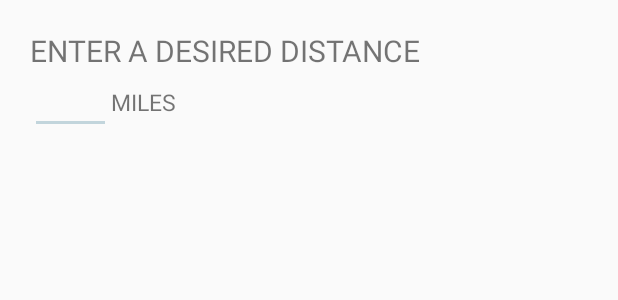
After one commit to hot4/Strollers, an Android app: the layout activity_route_options.xml on its own in the app's theme, with its tools: preview values and no code run, on a phone screen of 412 x 824 dp. The commit adds this screen. Shown: the top 300 px of the screen. Run offline under Robolectric (Android 15) with nearby library versions, the phone set to English and light mode, and no system bars.

Commit message:
SelectRoute - Created Constants class needed for RouteType -> RouteOptions intents - Implemented onClick pattern in MainActivity and RouteTypeActivities to support multiple buttons - Refactored class names and strings resources for the type of workout and the options associated with the type - Created basic form for distance option - Removed unused menu options and strings resources

```diff
--- a/app/src/main/res/layout/activity_main.xml
+++ b/app/src/main/res/layout/activity_main.xml
@@ -20,9 +20,9 @@
             android:text="@string/map_title" />
 
         <Button
-            android:id="@+id/routing"
+            android:id="@+id/workout"
             style="@style/ButtonOptionsHorizontal"
-            android:text="@string/route_title" />
+            android:text="@string/workout_title" />
 
         <Button
             android:id="@+id/account"
--- /dev/null
+++ b/app/src/main/res/layout/activity_route_options.xml
@@ -0,0 +1,39 @@
+<?xml version="1.0" encoding="utf-8"?>
+<LinearLayout xmlns:android="http://schemas.android.com/apk/res/android"
+    xmlns:tools="http://schemas.android.com/tools"
+    android:layout_width="match_parent"
+    android:layout_height="match_parent"
+    android:orientation="vertical"
+    android:padding="20dp">
+
+    <TextView
+        android:id="@+id/prompt"
+        android:layout_width="match_parent"
+        android:layout_height="wrap_content"
+        tools:text="ENTER A DESIRED DISTANCE"
+        android:textSize="20sp"
+        android:textAllCaps="true"/>
+
+    <LinearLayout
+        android:layout_width="match_parent"
+        android:layout_height="wrap_content"
+        android:orientation="horizontal">
+
+        <EditText
+            android:layout_width="wrap_content"
+            android:layout_height="wrap_content"
+            android:inputType="phone"
+            android:maxLength="3"
+            android:minEms="3"
+            android:textSize="15sp"/>
+
+        <TextView
+            android:id="@+id/unit"
+            android:layout_width="wrap_content"
+            android:layout_height="wrap_content"
+            android:textAllCaps="true"
+            android:textSize="15sp"
+            tools:text="MILES"/>
+    </LinearLayout>
+
+</LinearLayout>
--- a/app/src/main/res/layout/activity_route.xml
+++ b/app/src/main/res/layout/activity_route_type.xml
@@ -9,15 +9,15 @@
     <Button
         android:id="@+id/distance"
         style="@style/ButtonOptionsVertical"
-        android:text="Distance"/>
+        android:text="@string/distance"/>
 
     <Button
         android:id="@+id/calorie"
         style="@style/ButtonOptionsVertical"
-        android:text="Calories"/>
+        android:text="@string/calorie"/>
 
     <Button
         android:id="@+id/destination"
         style="@style/ButtonOptionsVertical"
-        android:text="Destination"/>
+        android:text="@string/destination"/>
 </LinearLayout>
```
Also changed, not shown: app/src/main/AndroidManifest.xml (+12 -2 lines), app/src/main/java/com/example/strollers/strollers/Constants.java (added, +7 -0 lines), app/src/main/java/com/example/strollers/strollers/MainActivity.java (+15 -8 lines), app/src/main/java/com/example/strollers/strollers/RouteActivity.java (deleted, +0 -13 lines), app/src/main/java/com/example/strollers/strollers/RouteOptionsActivity.java (added, +26 -0 lines), app/src/main/java/com/example/strollers/strollers/RouteTypeActivity.java (added, +32 -0 lines), app/src/main/res/menu/main_menu.xml (deleted, +0 -14 lines), app/src/main/res/values/strings.xml (+16 -10 lines).
